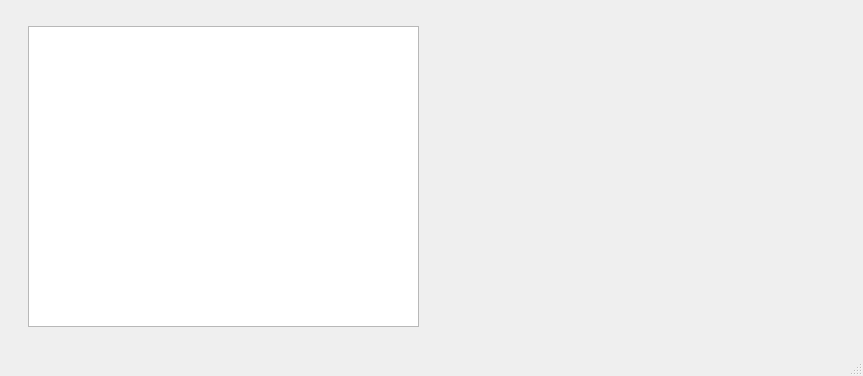
Qt form mainwindow.ui (aitrenkin/AppleInventory) before a commit.
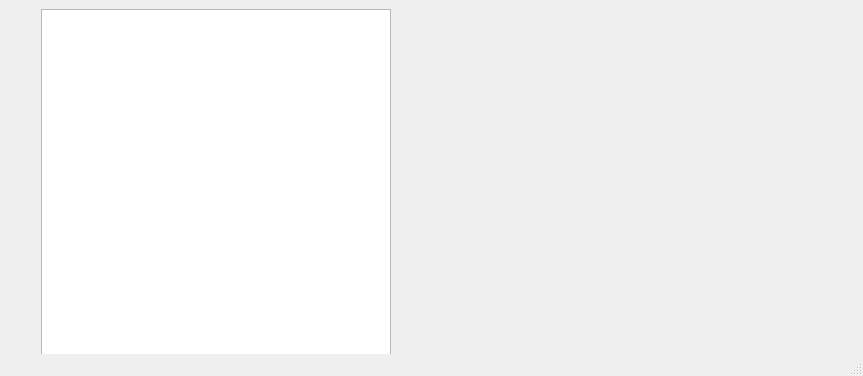
The same form after that commit. Custom widgets are drawn as their Qt base class.

Patch:
```diff
--- a/mainwindow.ui
+++ b/mainwindow.ui
@@ -31,14 +31,14 @@
      <widget class="QTableWidget" name="appleTable">
       <property name="minimumSize">
        <size>
-        <width>391</width>
-        <height>301</height>
+        <width>350</width>
+        <height>350</height>
        </size>
       </property>
       <property name="maximumSize">
        <size>
-        <width>391</width>
-        <height>301</height>
+        <width>350</width>
+        <height>350</height>
        </size>
       </property>
      </widget>
@@ -85,6 +85,11 @@
    <extends>QLabel</extends>
    <header location="global">draggablelabel.h</header>
   </customwidget>
+  <customwidget>
+   <class>DropAcceptingTableWidget</class>
+   <extends>QTableWidget</extends>
+   <header location="global">dropacceptingtablewidget.h</header>
+  </customwidget>
  </customwidgets>
  <resources/>
  <connections/>
```
Left out of the diff: 20 changed lines with no effect on the pictures.
